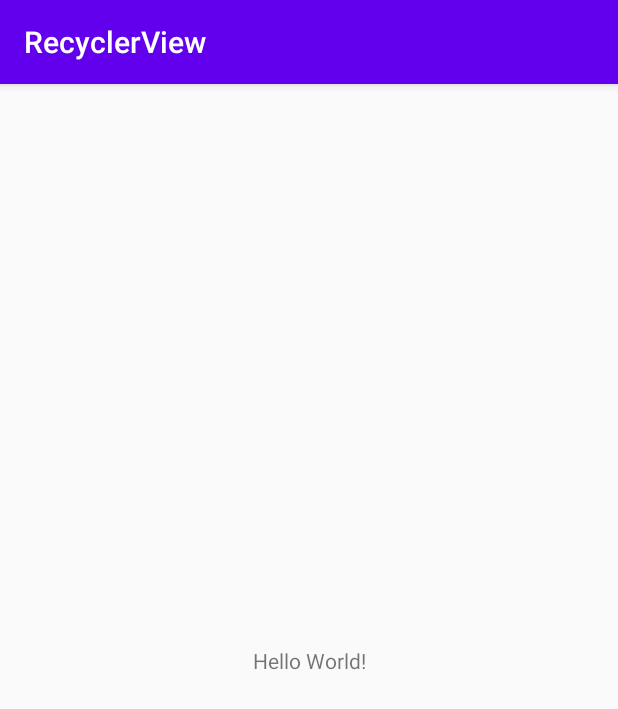
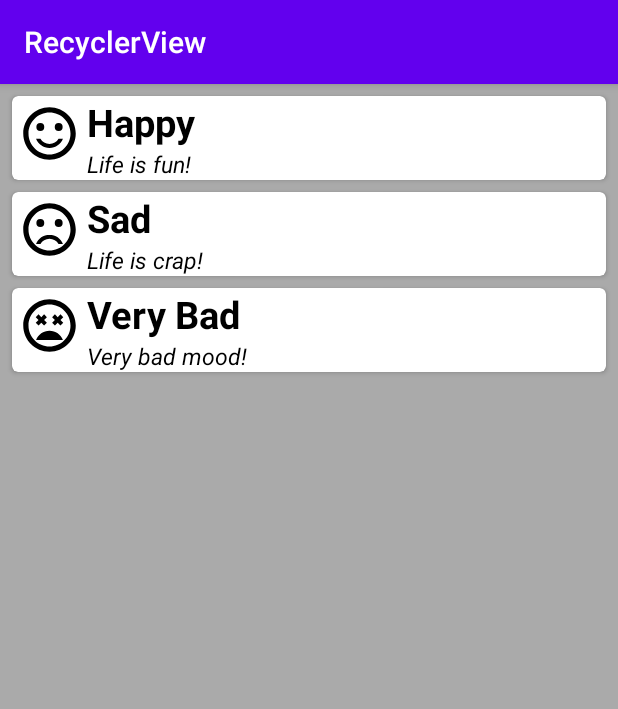
Before and after one commit to a1dien/AndroidLearning, an Android app: the screen it shows after launch (MainActivity), on a phone screen of 412 x 824 dp. Shown: the top 709 px of the screen. Run offline under Robolectric (Android 15) with nearby library versions, the phone set to English and light mode, and no system bars.

Commit message:
Build RecyclerView

```diff
--- a/RecyclerView/app/build.gradle
+++ b/RecyclerView/app/build.gradle
@@ -31,4 +31,6 @@ dependencies {
     testImplementation 'junit:junit:4.12'
     androidTestImplementation 'androidx.test.ext:junit:1.1.1'
     androidTestImplementation 'androidx.test.espresso:espresso-core:3.2.0'
+    implementation 'androidx.recyclerview:recyclerview:1.1.0'
+    implementation 'androidx.cardview:cardview:1.0.0'
 }
--- a/RecyclerView/app/src/main/java/com/example/recyclerview/MainActivity.java
+++ b/RecyclerView/app/src/main/java/com/example/recyclerview/MainActivity.java
@@ -1,16 +1,37 @@
 package com.example.recyclerview;
 
 import androidx.appcompat.app.AppCompatActivity;
+import androidx.recyclerview.widget.LinearLayoutManager;
+import androidx.recyclerview.widget.RecyclerView;
 
 import android.os.Bundle;
 
+import java.util.ArrayList;
+
 public class MainActivity extends AppCompatActivity {
+
+    private RecyclerView recyclerView;
+    private RecyclerView.Adapter adapter;
+    private RecyclerView.LayoutManager layoutManager;
 
     @Override
     protected void onCreate(Bundle savedInstanceState) {
         super.onCreate(savedInstanceState);
         setContentView(R.layout.activity_main);
 
+        ArrayList<RecyclerViewItem> recyclerViewItems = new ArrayList<>();
+        recyclerViewItems.add(new RecyclerViewItem(R.drawable.ic_sentiment_satisfied_black_24dp, "Happy", "Life is fun!"));
+        recyclerViewItems.add(new RecyclerViewItem(R.drawable.ic_sentiment_dissatisfied_black_24dp, "Sad", "Life is crap!"));
+        recyclerViewItems.add(new RecyclerViewItem(R.drawable.ic_sentiment_very_dissatisfied_black_24dp, "Very Bad", "Very bad mood!"));
+
+        recyclerView = findViewById(R.id.recyclerView);
+        recyclerView.setHasFixedSize(true);
+        adapter = new RecyclerViewAdapter(recyclerViewItems);
+        layoutManager = new LinearLayoutManager(this);
+
+        recyclerView.setAdapter(adapter);
+        recyclerView.setLayoutManager(layoutManager);
+
 
     }
 }
--- /dev/null
+++ b/RecyclerView/app/src/main/java/com/example/recyclerview/RecyclerItemClickListener.java
@@ -0,0 +1,26 @@
+package com.example.recyclerview;
+
+import android.view.MotionEvent;
+import android.widget.AdapterView;
+
+import androidx.annotation.NonNull;
+import androidx.recyclerview.widget.RecyclerView;
+
+public class RecyclerItemClickListener implements RecyclerView.OnItemTouchListener {
+    private AdapterView.OnItemClickListener clickListener;
+
+    @Override
+    public boolean onInterceptTouchEvent(@NonNull RecyclerView rv, @NonNull MotionEvent e) {
+        return false;
+    }
+
+    @Override
+    public void onTouchEvent(@NonNull RecyclerView rv, @NonNull MotionEvent e) {
+
+    }
+
+    @Override
+    public void onRequestDisallowInterceptTouchEvent(boolean disallowIntercept) {
+
+    }
+}
--- /dev/null
+++ b/RecyclerView/app/src/main/java/com/example/recyclerview/RecyclerViewAdapter.java
@@ -0,0 +1,56 @@
+package com.example.recyclerview;
+
+import android.view.LayoutInflater;
+import android.view.View;
+import android.view.ViewGroup;
+import android.widget.ImageView;
+import android.widget.TextView;
+
+import androidx.annotation.NonNull;
+import androidx.recyclerview.widget.RecyclerView;
+
+import java.util.ArrayList;
+
+public class RecyclerViewAdapter extends RecyclerView.Adapter<RecyclerViewAdapter.RecyclerViewHolder> {
+
+    private ArrayList<RecyclerViewItem> arrayList;
+    public static class RecyclerViewHolder extends RecyclerView.ViewHolder {
+
+        public ImageView imageView;
+        public TextView textView1;
+        public TextView textView2;
+
+        public RecyclerViewHolder(@NonNull View itemView) {
+            super(itemView);
+            imageView = itemView.findViewById(R.id.imageView);
+            textView1 = itemView.findViewById(R.id.textView1);
+            textView2 = itemView.findViewById(R.id.textView2);
+        }
+    }
+
+    public RecyclerViewAdapter(ArrayList<RecyclerViewItem> arrayList) {
+        this.arrayList = arrayList;
+    }
+
+    @NonNull
+    @Override
+    public RecyclerViewHolder onCreateViewHolder(@NonNull ViewGroup parent, int viewType) {
+        View view = LayoutInflater.from(parent.getContext()).inflate(R.layout.recycler_view_item, parent, false);
+        RecyclerViewHolder recyclerViewHolder = new RecyclerViewHolder(view);
+        return recyclerViewHolder;
+    }
+
+    @Override
+    public void onBindViewHolder(@NonNull RecyclerViewHolder holder, int position) {
+        RecyclerViewItem recyclerViewItem = arrayList.get(position);
+
+        holder.imageView.setImageResource(recyclerViewItem.getImageResource());
+        holder.textView1.setText(recyclerViewItem.getText1());
+        holder.textView2.setText(recyclerViewItem.getText2());
+    }
+
+    @Override
+    public int getItemCount() {
+        return arrayList.size();
+    }
+}
--- /dev/null
+++ b/RecyclerView/app/src/main/java/com/example/recyclerview/RecyclerViewItem.java
@@ -0,0 +1,26 @@
+package com.example.recyclerview;
+
+public class RecyclerViewItem {
+    private int imageResource;
+    private String text1;
+    private String text2;
+
+    public RecyclerViewItem(int imageResource, String text1, String text2) {
+        this.imageResource = imageResource;
+        this.text1 = text1;
+        this.text2 = text2;
+    }
+
+    public int getImageResource() {
+        return imageResource;
+    }
+
+    public String getText1() {
+        return text1;
+    }
+
+    public String getText2() {
+        return text2;
+    }
+
+}
--- /dev/null
+++ b/RecyclerView/app/src/main/res/drawable/ic_sentiment_dissatisfied_black_24dp.xml
@@ -0,0 +1,15 @@
+<vector xmlns:android="http://schemas.android.com/apk/res/android"
+        android:width="24dp"
+        android:height="24dp"
+        android:viewportWidth="24.0"
+        android:viewportHeight="24.0">
+    <path
+        android:fillColor="#FF000000"
+        android:pathData="M15.5,9.5m-1.5,0a1.5,1.5 0,1 1,3 0a1.5,1.5 0,1 1,-3 0"/>
+    <path
+        android:fillColor="#FF000000"
+        android:pathData="M8.5,9.5m-1.5,0a1.5,1.5 0,1 1,3 0a1.5,1.5 0,1 1,-3 0"/>
+    <path
+        android:fillColor="#FF000000"
+        android:pathData="M11.99,2C6.47,2 2,6.48 2,12s4.47,10 9.99,10C17.52,22 22,17.52 22,12S17.52,2 11.99,2zM12,20c-4.42,0 -8,-3.58 -8,-8s3.58,-8 8,-8 8,3.58 8,8 -3.58,8 -8,8zM12,14c-2.33,0 -4.32,1.45 -5.12,3.5h1.67c0.69,-1.19 1.97,-2 3.45,-2s2.75,0.81 3.45,2h1.67c-0.8,-2.05 -2.79,-3.5 -5.12,-3.5z"/>
+</vector>
--- /dev/null
+++ b/RecyclerView/app/src/main/res/drawable/ic_sentiment_satisfied_black_24dp.xml
@@ -0,0 +1,15 @@
+<vector xmlns:android="http://schemas.android.com/apk/res/android"
+        android:width="24dp"
+        android:height="24dp"
+        android:viewportWidth="24.0"
+        android:viewportHeight="24.0">
+    <path
+        android:fillColor="#FF000000"
+        android:pathData="M15.5,9.5m-1.5,0a1.5,1.5 0,1 1,3 0a1.5,1.5 0,1 1,-3 0"/>
+    <path
+        android:fillColor="#FF000000"
+        android:pathData="M8.5,9.5m-1.5,0a1.5,1.5 0,1 1,3 0a1.5,1.5 0,1 1,-3 0"/>
+    <path
+        android:fillColor="#FF000000"
+        android:pathData="M11.99,2C6.47,2 2,6.48 2,12s4.47,10 9.99,10C17.52,22 22,17.52 22,12S17.52,2 11.99,2zM12,20c-4.42,0 -8,-3.58 -8,-8s3.58,-8 8,-8 8,3.58 8,8 -3.58,8 -8,8zM12,16c-1.48,0 -2.75,-0.81 -3.45,-2L6.88,14c0.8,2.05 2.79,3.5 5.12,3.5s4.32,-1.45 5.12,-3.5h-1.67c-0.7,1.19 -1.97,2 -3.45,2z"/>
+</vector>
--- /dev/null
+++ b/RecyclerView/app/src/main/res/drawable/ic_sentiment_very_dissatisfied_black_24dp.xml
@@ -0,0 +1,9 @@
+<vector xmlns:android="http://schemas.android.com/apk/res/android"
+        android:width="24dp"
+        android:height="24dp"
+        android:viewportWidth="24.0"
+        android:viewportHeight="24.0">
+    <path
+        android:fillColor="#FF000000"
+        android:pathData="M11.99,2C6.47,2 2,6.47 2,12s4.47,10 9.99,10S22,17.53 22,12 17.52,2 11.99,2zM12,20c-4.42,0 -8,-3.58 -8,-8s3.58,-8 8,-8 8,3.58 8,8 -3.58,8 -8,8zM16.18,7.76l-1.06,1.06 -1.06,-1.06L13,8.82l1.06,1.06L13,10.94 14.06,12l1.06,-1.06L16.18,12l1.06,-1.06 -1.06,-1.06 1.06,-1.06zM7.82,12l1.06,-1.06L9.94,12 11,10.94 9.94,9.88 11,8.82 9.94,7.76 8.88,8.82 7.82,7.76 6.76,8.82l1.06,1.06 -1.06,1.06zM12,14c-2.33,0 -4.31,1.46 -5.11,3.5h10.22c-0.8,-2.04 -2.78,-3.5 -5.11,-3.5z"/>
+</vector>
--- a/RecyclerView/app/src/main/res/layout/activity_main.xml
+++ b/RecyclerView/app/src/main/res/layout/activity_main.xml
@@ -1,18 +1,17 @@
 <?xml version="1.0" encoding="utf-8"?>
-<androidx.constraintlayout.widget.ConstraintLayout xmlns:android="http://schemas.android.com/apk/res/android"
+<RelativeLayout xmlns:android="http://schemas.android.com/apk/res/android"
     xmlns:app="http://schemas.android.com/apk/res-auto"
     xmlns:tools="http://schemas.android.com/tools"
     android:layout_width="match_parent"
     android:layout_height="match_parent"
     tools:context=".MainActivity">
 
-    <TextView
-        android:layout_width="wrap_content"
-        android:layout_height="wrap_content"
-        android:text="Hello World!"
-        app:layout_constraintBottom_toBottomOf="parent"
-        app:layout_constraintLeft_toLeftOf="parent"
-        app:layout_constraintRight_toRightOf="parent"
-        app:layout_constraintTop_toTopOf="parent" />
 
-</androidx.constraintlayout.widget.ConstraintLayout>
+    <androidx.recyclerview.widget.RecyclerView
+        android:id="@+id/recyclerView"
+        android:layout_width="match_parent"
+        android:layout_height="match_parent"
+        android:padding="4dp"
+        android:background="@android:color/darker_gray"
+        android:scrollbars="vertical"/>
+</RelativeLayout>
--- /dev/null
+++ b/RecyclerView/app/src/main/res/layout/recycler_view_item.xml
@@ -0,0 +1,45 @@
+<?xml version="1.0" encoding="utf-8"?>
+<androidx.cardview.widget.CardView
+    xmlns:android="http://schemas.android.com/apk/res/android"
+    xmlns:tools="http://schemas.android.com/tools"
+    android:layout_width="match_parent"
+    android:layout_height="wrap_content"
+    xmlns:app="http://schemas.android.com/apk/res-auto"
+    app:cardCornerRadius="4dp"
+    android:layout_margin="4dp">
+
+    <RelativeLayout
+        android:layout_width="match_parent"
+        android:layout_height="match_parent">
+
+        <ImageView
+            android:id="@+id/imageView"
+            android:layout_width="50dp"
+            android:layout_height="50dp"
+            android:padding="4dp"/>
+        <TextView
+            android:id="@+id/textView1"
+            android:layout_width="wrap_content"
+            android:layout_height="wrap_content"
+            android:text="Text1"
+            android:textSize="25sp"
+            android:textStyle="bold"
+            android:textColor="@android:color/black"
+            android:layout_alignParentTop="true"
+            android:layout_toEndOf="@+id/imageView"
+            android:layout_toRightOf="@+id/imageView" />
+
+        <TextView
+            android:id="@+id/textView2"
+            android:layout_width="wrap_content"
+            android:layout_height="wrap_content"
+            android:text="Text2"
+            android:textSize="15sp"
+            android:textStyle="italic"
+            android:textColor="@android:color/black"
+            android:layout_below="@+id/textView1"
+            android:layout_toEndOf="@+id/imageView"
+            android:layout_toRightOf="@+id/imageView" />
+    </RelativeLayout>
+
+</androidx.cardview.widget.CardView>
--- /dev/null
+++ b/RecyclerView/app/src/main/res/values/ids.xml
@@ -0,0 +1,4 @@
+<?xml version="1.0" encoding="utf-8"?>
+<resources>
+    <item name="item_click_support" type="id"/>
+</resources>
```
